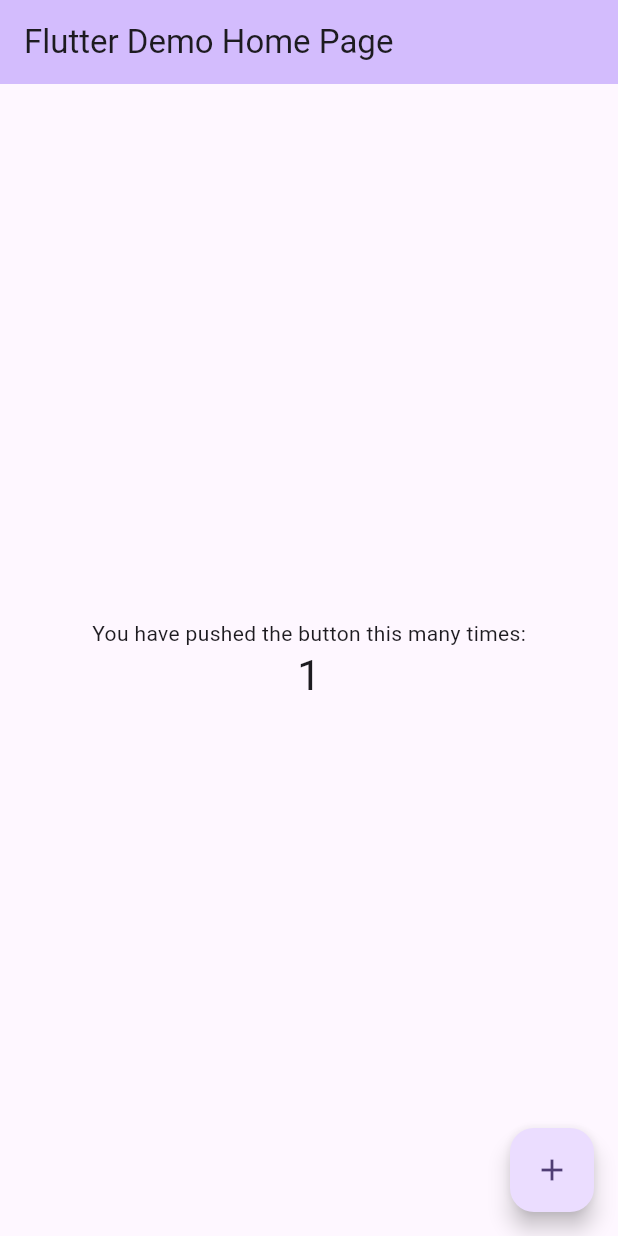
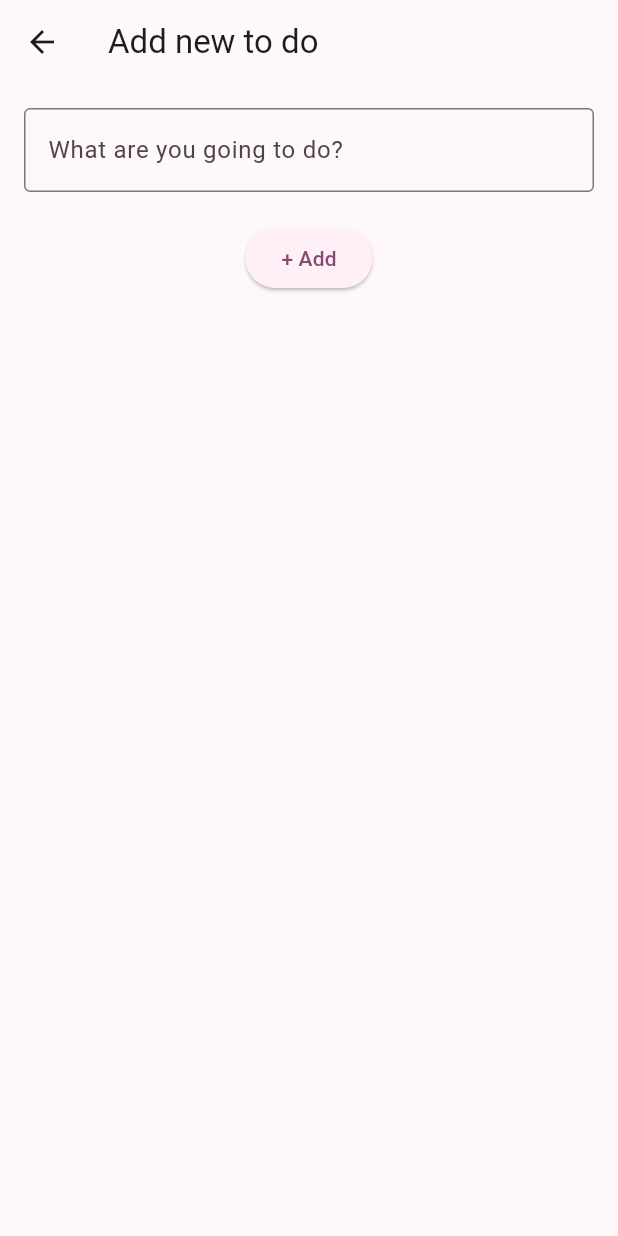
Before and after one commit to gu-tig333-ht25/guslinaax, a Flutter app: the screen it shows after launch, after a tap on the "add" icon, on a phone screen of 412 x 824 dp. Run offline on Flutter 3.47's test engine with Material 3 defaults, Android fonts, the phone set to English and light mode, and no system bars.

Commit message:
Inlämning 1

```diff
--- a/lib/main.dart
+++ b/lib/main.dart
@@ -7,46 +7,23 @@ void main() {
 class MyApp extends StatelessWidget {
   MyApp({super.key});
 
-  // This widget is the root of your application.
   @override
   Widget build(BuildContext context) {
     return MaterialApp(
+      debugShowCheckedModeBanner: false,
       title: 'Flutter Demo',
       theme: ThemeData(
-        // This is the theme of your application.
-        //
-        // TRY THIS: Try running your application with "flutter run". You'll see
-        // the application has a purple toolbar. Then, without quitting the app,
-        // try changing the seedColor in the colorScheme below to Colors.green
-        // and then invoke "hot reload" (save your changes or press the "hot
-        // reload" button in a Flutter-supported IDE, or press "r" if you used
-        // the command line to start the app).
-        //
-        // Notice that the counter didn't reset back to zero; the application
-        // state is not lost during the reload. To reset the state, use hot
-        // restart instead.
-        //
-        // This works for code too, not just values: Most code changes can be
-        // tested with just a hot reload.
-        colorScheme: ColorScheme.fromSeed(seedColor: Colors.deepPurple),
+        colorScheme: ColorScheme.fromSeed(seedColor: const Color.fromRGBO(255, 131, 222, 1)),
         useMaterial3: true,
       ),
-      home: MyHomePage(title: 'Flutter Demo Home Page'),
+      home: MyHomePage(title: 'TIG333 TO DO LIST:'),
     );
   }
 }
 
 class MyHomePage extends StatefulWidget {
+
   MyHomePage({super.key, required this.title});
-
-  // This widget is the home page of your application. It is stateful, meaning
-  // that it has a State object (defined below) that contains fields that affect
-  // how it looks.
-
-  // This class is the configuration for the state. It holds the values (in this
-  // case the title) provided by the parent (in this case the App widget) and
-  // used by the build method of the State. Fields in a Widget subclass are
-  // always marked "final".
 
   final String title;
 
@@ -55,69 +32,131 @@ class MyHomePage extends StatefulWidget {
 }
 
 class _MyHomePageState extends State<MyHomePage> {
-  int _counter = 0;
-
-  void _incrementCounter() {
-    setState(() {
-      // This call to setState tells the Flutter framework that something has
-      // changed in this State, which causes it to rerun the build method below
-      // so that the display can reflect the updated values. If we changed
-      // _counter without calling setState(), then the build method would not be
-      // called again, and so nothing would appear to happen.
-      _counter++;
-    });
-  }
+  String _selectedFilter = 'all';   // håller koll på valt filter
 
   @override
   Widget build(BuildContext context) {
-    // This method is rerun every time setState is called, for instance as done
-    // by the _incrementCounter method above.
-    //
-    // The Flutter framework has been optimized to make rerunning build methods
-    // fast, so that you can just rebuild anything that needs updating rather
-    // than having to individually change instances of widgets.
     return Scaffold(
       appBar: AppBar(
-        // TRY THIS: Try changing the color here to a specific color (to
-        // Colors.amber, perhaps?) and trigger a hot reload to see the AppBar
-        // change color while the other colors stay the same.
         backgroundColor: Theme.of(context).colorScheme.inversePrimary,
-        // Here we take the value from the MyHomePage object that was created by
-        // the App.build method, and use it to set our appbar title.
         title: Text(widget.title),
+
+        // Högra hörnet i appbaren:
+        actions: [
+          PopupMenuButton<String>(
+            onSelected: (value) {
+              setState(() {
+                _selectedFilter = value;
+              });
+            },
+            itemBuilder: (BuildContext context) => [
+              const PopupMenuItem(
+                value: 'all',
+                child: Text('All'),
+              ),
+              const PopupMenuItem(
+                value: 'undone',
+                child: Text('Undone'),
+              ),
+              const PopupMenuItem(
+                value: 'done',
+                child: Text('Done'),
+              ),
+            ],
+          ),
+        ],
       ),
-      body: Center(
-        // Center is a layout widget. It takes a single child and positions it
-        // in the middle of the parent.
+
+      body: Column(
+        children: [
+          Expanded(
+            child: ListView(
+              children: const [
+                ListTile(
+                  leading: Checkbox(value: false, onChanged: null),
+                  title: Text('Write a book'),
+                  trailing: Icon(Icons.close),
+                ),
+                ListTile(
+                  leading: Checkbox(value: false, onChanged: null),
+                  title: Text('Do homework'),
+                  trailing: Icon(Icons.close),
+                ),
+                ListTile(
+                  leading: Checkbox(value: true, onChanged: null),
+                  title: Text(
+                    'Tidy room',
+                    style: TextStyle(decoration: TextDecoration.lineThrough),
+                  ),
+                  trailing: Icon(Icons.close),
+                ),
+                ListTile(
+                  leading: Checkbox(value: false, onChanged: null),
+                  title: Text('Watch TV'),
+                  trailing: Icon(Icons.close),
+                ),
+              ],
+            ),
+          ),
+        ],
+      ),
+
+      floatingActionButton: FloatingActionButton(
+        onPressed: () async {
+          final newTask = await Navigator.push(
+            context,
+            MaterialPageRoute(builder: (context) => const NewTaskPage()),
+          );
+
+          if (newTask != null && newTask is String) {
+            // Här kan vi senare lägga till uppgiften i listan
+            print("Ny uppgift: $newTask");
+          }
+        },
+        tooltip: 'Add new to do',
+        child: const Icon(Icons.add),
+      ),
+    );
+  }
+}
+
+class NewTaskPage extends StatelessWidget {
+  const NewTaskPage({super.key});
+
+  @override
+  Widget build(BuildContext context) {
+    final TextEditingController _controller = TextEditingController();
+
+    return Scaffold(
+      appBar: AppBar(
+        title: const Text('Add new to do'),
+      ),
+      body: Padding(
+        padding: const EdgeInsets.all(16.0),
         child: Column(
-          // Column is also a layout widget. It takes a list of children and
-          // arranges them vertically. By default, it sizes itself to fit its
-          // children horizontally, and tries to be as tall as its parent.
-          //
-          // Column has various properties to control how it sizes itself and
-          // how it positions its children. Here we use mainAxisAlignment to
-          // center the children vertically; the main axis here is the vertical
-          // axis because Columns are vertical (the cross axis would be
-          // horizontal).
-          //
-          // TRY THIS: Invoke "debug painting" (choose the "Toggle Debug Paint"
-          // action in the IDE, or press "p" in the console), to see the
-          // wireframe for each widget.
-          mainAxisAlignment: MainAxisAlignment.center,
-          children: <Widget>[
-            Text('You have pushed the button this many times:'),
-            Text(
-              '$_counter',
-              style: Theme.of(context).textTheme.headlineMedium,
+          children: [
+            // Textfält där man kan skriva sin uppgift
+            TextField(
+              controller: _controller,
+              decoration: const InputDecoration(
+                labelText: 'What are you going to do?',
+                border: OutlineInputBorder(),
+              ),
+            ),
+
+            const SizedBox(height: 20),
+
+            // Knapp för att spara uppgiften
+            ElevatedButton(
+              onPressed: () {
+                // Här ska vi senare lägga till uppgiften i listan
+                Navigator.pop(context, _controller.text);
+              },
+              child: const Text('+ Add'),
             ),
           ],
         ),
       ),
-      floatingActionButton: FloatingActionButton(
-        onPressed: _incrementCounter,
-        tooltip: 'Increment',
-        child: Icon(Icons.add),
-      ), // This trailing comma makes auto-formatting nicer for build methods.
     );
   }
 }
```
